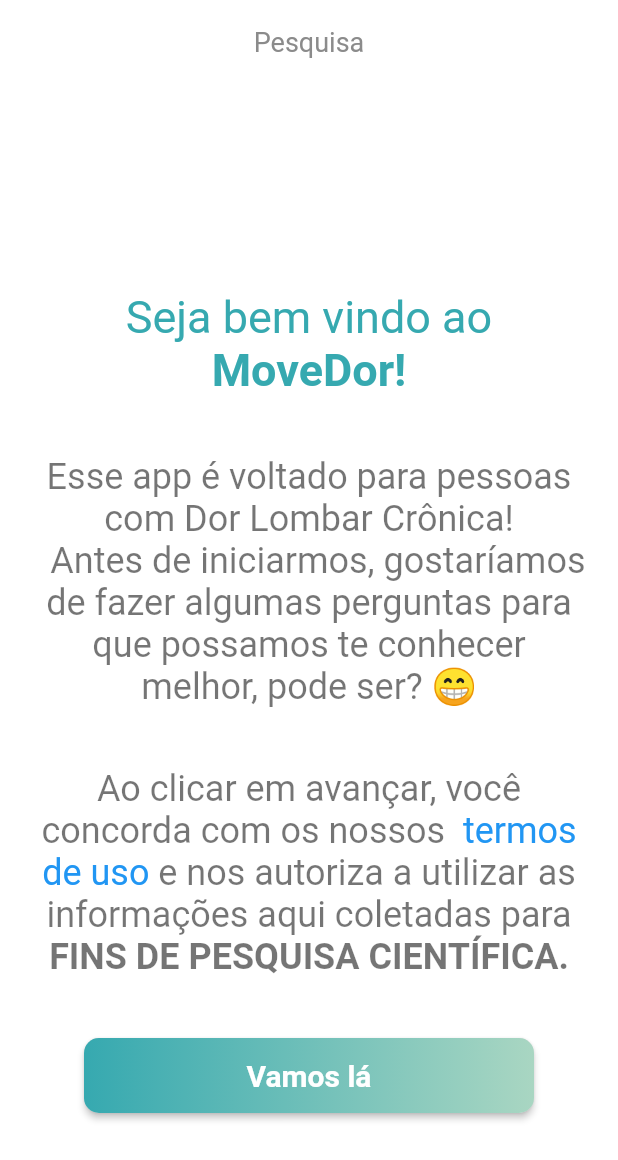
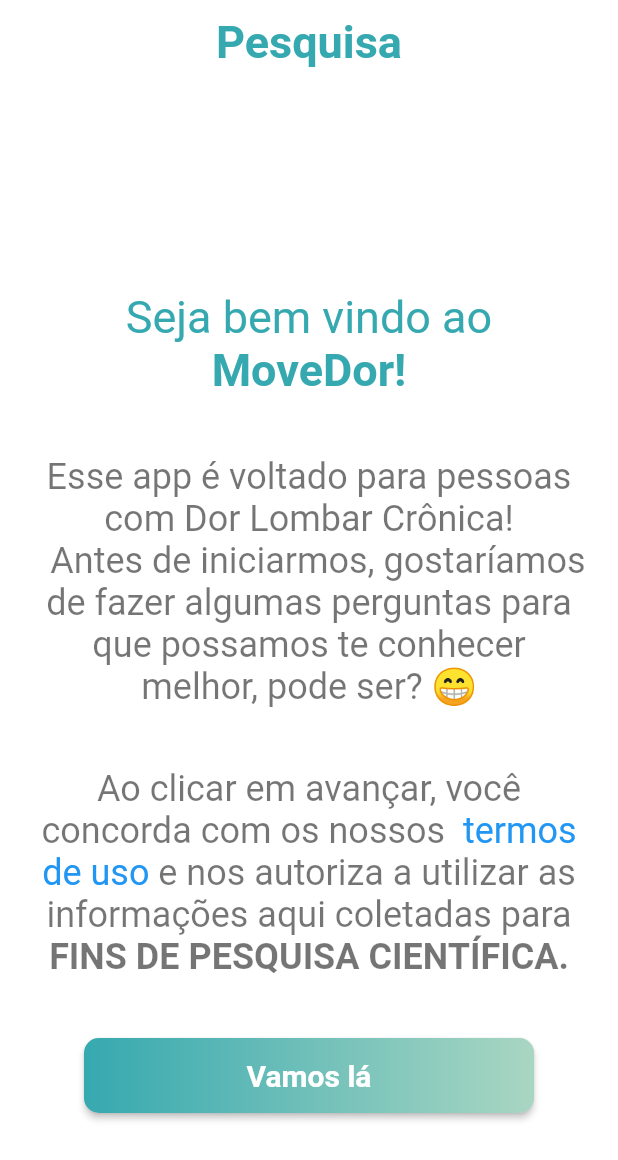
Before and after one commit to anselmoparente/MoveDor, a Flutter app: the SearchScreen screen opened by its route, on a phone screen of 412 x 824 dp. Shown: the top 1160 px of the screen. Run offline on Flutter 3.47's test engine with Material 2 defaults, Android fonts, the phone set to English and light mode, and no system bars; our stand-ins replace cloud_firestore, firebase_core, firebase_messaging, fl_chart, flutter_datetime_picker, flutter_mobx and 11 more; missing offline and left inert: cron, page_slider, rich_alert; accounts and stored records are empty; generated files the repository leaves out were written again; Roboto replaces fonts that are missing (MontserratBold, MontserratRegular).

Commit message:
Adicionado seatch screen

```diff
--- a/lib/screens/search/search_screen.dart
+++ b/lib/screens/search/search_screen.dart
@@ -1,5 +1,6 @@
 import 'package:flutter/material.dart';
 
+import '../../constants.dart';
 import 'components/body.dart';
 
 class SearchScreen extends StatelessWidget {
@@ -9,7 +10,11 @@
     return Scaffold(
       appBar: AppBar(
         leading: Container(),
-        title: Text("Pesquisa"),
+        title: Text("Pesquisa",
+          style: TextStyle(color: kPrimaryColor,
+            fontSize: 30.0,
+            fontWeight: FontWeight.bold,)
+            ),
         centerTitle: true,
       ),
       body: Body(),
```
